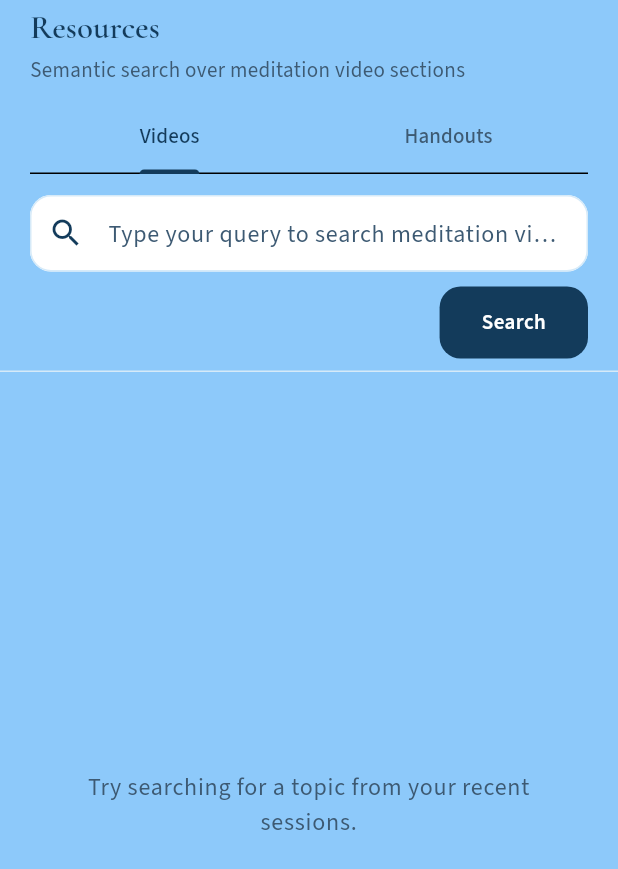
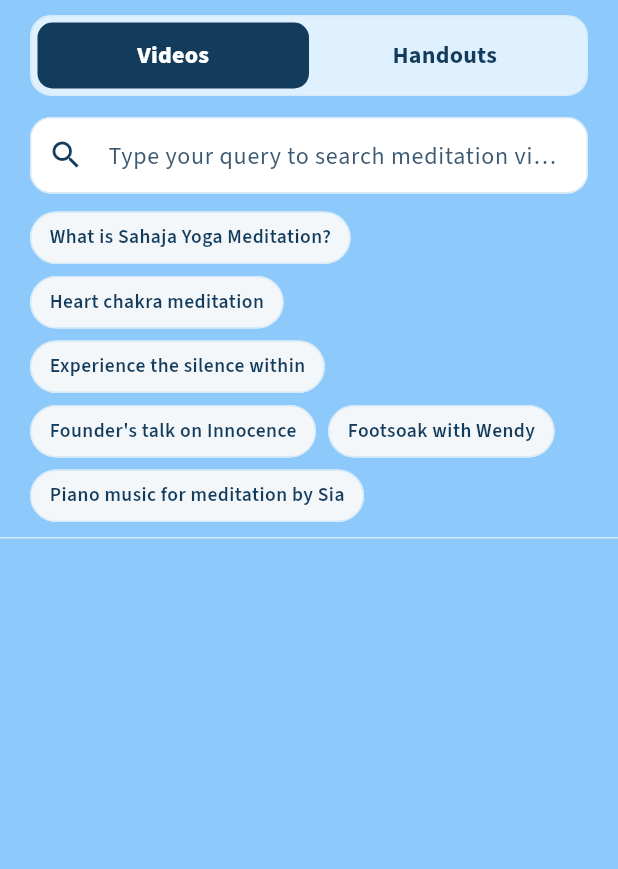
Before and after one commit to pawanseema/21days-mobile, a Flutter app: the ResourcesScreen widget shown alone on an empty page, opened directly, on a phone screen of 412 x 824 dp. Shown: the top 869 px of the screen. Run offline on Flutter 3.47's test engine with Material 3 defaults, Android fonts, the phone set to English and light mode, and no system bars; our stand-ins replace firebase_auth, firebase_core, flutter_local_notifications, flutter_timezone, google_fonts, google_sign_in and 3 more; missing offline and left inert: dart:html, dart:ui_web; accounts and stored records are empty; network calls fail.

Commit message:
Rename Resources to Explore and add starter search chips.
Drop the duplicate in-page title, use a bold Videos/Handouts control, and show the website example queries until the user types or searches.

Co-authored-by: Cursor <cursoragent@cursor.com>

```diff
--- a/lib/providers/navigation_provider.dart
+++ b/lib/providers/navigation_provider.dart
@@ -1,6 +1,6 @@
 import 'package:flutter/foundation.dart';
 
-/// Bottom-nav tab index: Live, Resources, Recordings, Wisdom.
+/// Bottom-nav tab index: Live, Explore, Recordings, Wisdom.
 class NavigationProvider extends ChangeNotifier {
   int _index = 0;
 
--- a/lib/providers/search_provider.dart
+++ b/lib/providers/search_provider.dart
@@ -14,7 +14,7 @@ class _SearchSnapshot {
   final List<RecordingResult> results;
 }
 
-/// Drives Resources: Videos / Handouts search + more-like-this for videos.
+/// Drives Explore: Videos / Handouts search + more-like-this for videos.
 class SearchProvider extends ChangeNotifier {
   SearchProvider({SearchService? searchService})
       : _searchService = searchService ?? SearchService() {
@@ -63,8 +63,27 @@ class SearchProvider extends ChangeNotifier {
       ? 'Try searching for a topic from your recent sessions.'
       : 'Search for affirmations, chakras, or practice guides.';
 
+  /// Starter queries matching media-resources `search.html` example chips.
+  List<String> get examplePrompts => _tab == ResourceTab.videos
+      ? const [
+          'What is Sahaja Yoga Meditation?',
+          'Heart chakra meditation',
+          'Experience the silence within',
+          "Founder's talk on Innocence",
+          'Footsoak with Wendy',
+          'Piano music for meditation by Sia',
+        ]
+      : const [
+          'Beginner meditation handout',
+          'Chakra overview',
+          'Daily meditation practice guide',
+          'Affirmations for meditation',
+          'How to raise Kundalini',
+          'Online meditation classes',
+        ];
+
   String get loadingMessage {
-    if (_tab == ResourceTab.handouts) return 'Searching resources…';
+    if (_tab == ResourceTab.handouts) return 'Searching handouts…';
     if (_findingRelated) return 'Finding similar clips…';
     return 'Searching for relevant videos…';
   }
--- a/lib/views/home/home_shell.dart
+++ b/lib/views/home/home_shell.dart
@@ -32,7 +32,7 @@ class HomeShell extends StatelessWidget {
         title: Text(
           nav.index == 0
               ? AppConstants.appName
-              : const ['Live', 'Resources', 'Recordings', 'Wisdom'][nav.index],
+              : const ['Live', 'Explore', 'Recordings', 'Wisdom'][nav.index],
         ),
         actions: [
           if (user != null)
@@ -79,9 +79,9 @@ class HomeShell extends StatelessWidget {
             label: 'Live',
           ),
           BottomNavigationBarItem(
-            icon: Icon(Icons.video_library_outlined),
-            activeIcon: Icon(Icons.video_library),
-            label: 'Resources',
+            icon: Icon(Icons.explore_outlined),
+            activeIcon: Icon(Icons.explore),
+            label: 'Explore',
           ),
           BottomNavigationBarItem(
             icon: Icon(Icons.videocam_outlined),
--- a/lib/views/resources/resources_screen.dart
+++ b/lib/views/resources/resources_screen.dart
@@ -10,7 +10,7 @@ import 'handout_result_card.dart';
 import 'video_player_screen.dart';
 import 'video_result_card.dart';
 
-/// Resources tab — Videos (`/search`) and Handouts (`/api/resources/search`).
+/// Explore tab — Videos (`/search`) and Handouts (`/api/resources/search`).
 class ResourcesScreen extends StatefulWidget {
   const ResourcesScreen({super.key});
 
@@ -18,35 +18,51 @@ class ResourcesScreen extends StatefulWidget {
   State<ResourcesScreen> createState() => _ResourcesScreenState();
 }
 
-class _ResourcesScreenState extends State<ResourcesScreen>
-    with SingleTickerProviderStateMixin {
-  late final TabController _tabs;
+class _ResourcesScreenState extends State<ResourcesScreen> {
   final _controller = TextEditingController();
+  bool _draftEmpty = true;
 
   @override
   void initState() {
     super.initState();
-    _tabs = TabController(length: 2, vsync: this);
-    _tabs.addListener(_onTabChanged);
+    _controller.addListener(_onDraftChanged);
   }
 
-  void _onTabChanged() {
-    if (_tabs.indexIsChanging) return;
-    final next =
-        _tabs.index == 0 ? ResourceTab.videos : ResourceTab.handouts;
-    final search = context.read<SearchProvider>();
-    if (search.tab != next) {
-      _controller.clear();
-      search.setTab(next);
+  void _onDraftChanged() {
+    final empty = _controller.text.trim().isEmpty;
+    if (empty != _draftEmpty) {
+      setState(() => _draftEmpty = empty);
     }
   }
 
   @override
   void dispose() {
-    _tabs.removeListener(_onTabChanged);
-    _tabs.dispose();
+    _controller.removeListener(_onDraftChanged);
     _controller.dispose();
     super.dispose();
+  }
+
+  void _selectTab(ResourceTab tab) {
+    final search = context.read<SearchProvider>();
+    if (search.tab == tab) return;
+    _controller.clear();
+    search.setTab(tab);
+    setState(() => _draftEmpty = true);
+  }
+
+  void _runSearch(String query) {
+    context.read<SearchProvider>().search(query);
+  }
+
+  void _applyExample(String text) {
+    _controller.text = text;
+    _controller.selection = TextSelection.collapsed(offset: text.length);
+    _runSearch(text);
+  }
+
+  void _clearSearch() {
+    _controller.clear();
+    context.read<SearchProvider>().clear();
   }
 
   Future<void> _openVideo(RecordingResult item) async {
@@ -85,66 +101,51 @@ class _ResourcesScreenState extends State<ResourcesScreen>
   @override
   Widget build(BuildContext context) {
     final search = context.watch<SearchProvider>();
-    final theme = Theme.of(context);
 
     return Column(
       children: [
         Padding(
-          padding: const EdgeInsets.fromLTRB(20, 4, 20, 0),
+          padding: const EdgeInsets.fromLTRB(20, 10, 20, 0),
           child: Column(
-            crossAxisAlignment: CrossAxisAlignment.start,
+            crossAxisAlignment: CrossAxisAlignment.stretch,
             children: [
-              Text('Resources', style: theme.textTheme.titleLarge),
-              const SizedBox(height: 4),
-              Text(
-                search.tab == ResourceTab.videos
-                    ? 'Semantic search over meditation video sections'
-                    : 'Semantic search over practice handouts',
-                style: theme.textTheme.bodyMedium,
-              ),
-              const SizedBox(height: 12),
-              TabBar(
-                controller: _tabs,
-                labelColor: context.colors.deepTeal,
-                unselectedLabelColor: context.colors.mutedInk,
-                indicatorColor: context.colors.deepTeal,
-                tabs: const [
-                  Tab(text: 'Videos'),
-                  Tab(text: 'Handouts'),
-                ],
+              _ExploreModeToggle(
+                tab: search.tab,
+                onSelect: _selectTab,
               ),
               const SizedBox(height: 14),
               TextField(
                 controller: _controller,
                 textInputAction: TextInputAction.search,
-                onSubmitted: search.search,
+                onSubmitted: _runSearch,
                 decoration: InputDecoration(
                   hintText: search.searchHint,
                   prefixIcon: const Icon(Icons.search),
-                  suffixIcon: search.hasQuery
+                  suffixIcon: !_draftEmpty
                       ? IconButton(
-                          onPressed: () {
-                            _controller.clear();
-                            search.clear();
-                          },
+                          onPressed: _clearSearch,
                           icon: const Icon(Icons.clear),
                         )
                       : null,
                 ),
               ),
+              if (_draftEmpty &&
+                  !search.hasQuery &&
+                  !search.relatedViewActive) ...[
+                const SizedBox(height: 12),
+                Wrap(
+                  spacing: 8,
+                  runSpacing: 8,
+                  children: [
+                    for (final prompt in search.examplePrompts)
+                      _ExampleChip(
+                        label: prompt,
+                        onTap: () => _applyExample(prompt),
+                      ),
+                  ],
+                ),
+              ],
               const SizedBox(height: 10),
-              Align(
-                alignment: Alignment.centerRight,
-                child: ElevatedButton(
-                  onPressed: search.isLoading
-                      ? null
-                      : () => search.search(_controller.text),
-                  child: Text(
-                    search.isLoading ? 'Searching…' : 'Search',
-                  ),
-                ),
-              ),
-              const SizedBox(height: 8),
             ],
           ),
         ),
@@ -166,6 +167,121 @@ class _ResourcesScreenState extends State<ResourcesScreen>
           ),
         ),
       ],
+    );
+  }
+}
+
+class _ExploreModeToggle extends StatelessWidget {
+  const _ExploreModeToggle({
+    required this.tab,
+    required this.onSelect,
+  });
+
+  final ResourceTab tab;
+  final ValueChanged<ResourceTab> onSelect;
+
+  @override
+  Widget build(BuildContext context) {
+    return Container(
+      padding: const EdgeInsets.all(4),
+      decoration: BoxDecoration(
+        color: Colors.white.withValues(alpha: 0.72),
+        borderRadius: BorderRadius.circular(14),
+        border: Border.all(color: context.colors.mist),
+      ),
+      child: Row(
+        children: [
+          Expanded(
+            child: _ModeButton(
+              label: 'Videos',
+              selected: tab == ResourceTab.videos,
+              onTap: () => onSelect(ResourceTab.videos),
+            ),
+          ),
+          Expanded(
+            child: _ModeButton(
+              label: 'Handouts',
+              selected: tab == ResourceTab.handouts,
+              onTap: () => onSelect(ResourceTab.handouts),
+            ),
+          ),
+        ],
+      ),
+    );
+  }
+}
+
+class _ModeButton extends StatelessWidget {
+  const _ModeButton({
+    required this.label,
+    required this.selected,
+    required this.onTap,
+  });
+
+  final String label;
+  final bool selected;
+  final VoidCallback onTap;
+
+  @override
+  Widget build(BuildContext context) {
+    final theme = Theme.of(context);
+    return Material(
+      color: selected ? context.colors.ink : Colors.transparent,
+      borderRadius: BorderRadius.circular(10),
+      child: InkWell(
+        onTap: onTap,
+        borderRadius: BorderRadius.circular(10),
+        child: Padding(
+          padding: const EdgeInsets.symmetric(vertical: 10),
+          child: Text(
+            label,
+            textAlign: TextAlign.center,
+            style: theme.textTheme.titleMedium?.copyWith(
+              color: selected ? Colors.white : context.colors.ink,
+              fontWeight: selected ? FontWeight.w800 : FontWeight.w700,
+              fontSize: 16,
+            ),
+          ),
+        ),
+      ),
+    );
+  }
+}
+
+class _ExampleChip extends StatelessWidget {
+  const _ExampleChip({
+    required this.label,
+    required this.onTap,
+  });
+
+  final String label;
+  final VoidCallback onTap;
+
+  @override
+  Widget build(BuildContext context) {
+    final theme = Theme.of(context);
+    return Material(
+      color: const Color(0xFFF4F7FA),
+      borderRadius: BorderRadius.circular(999),
+      child: InkWell(
+        onTap: onTap,
+        borderRadius: BorderRadius.circular(999),
+        child: Container(
+          padding: const EdgeInsets.symmetric(horizontal: 12, vertical: 7),
+          decoration: BoxDecoration(
+            borderRadius: BorderRadius.circular(999),
+            border: Border.all(color: context.colors.mist),
+          ),
+          child: Text(
+            label,
+            style: theme.textTheme.labelLarge?.copyWith(
+              color: context.colors.ink,
+              fontWeight: FontWeight.w600,
+              fontSize: 13,
+            ),
+          ),
+        ),
+      ),
     );
   }
 }
@@ -269,18 +385,7 @@ class _ResultsPane extends StatelessWidget {
     }
 
     if (!search.hasQuery && !search.relatedViewActive) {
-      return Center(
-        child: Padding(
-          padding: const EdgeInsets.all(32),
-          child: Text(
-            search.emptyPrompt,
-            textAlign: TextAlign.center,
-            style: theme.textTheme.bodyLarge?.copyWith(
-              color: context.colors.mutedInk,
-            ),
-          ),
-        ),
-      );
+      return const SizedBox.expand();
     }
 
     if (search.tab == ResourceTab.videos) {
```
Also changed, not shown: 1 other file.
